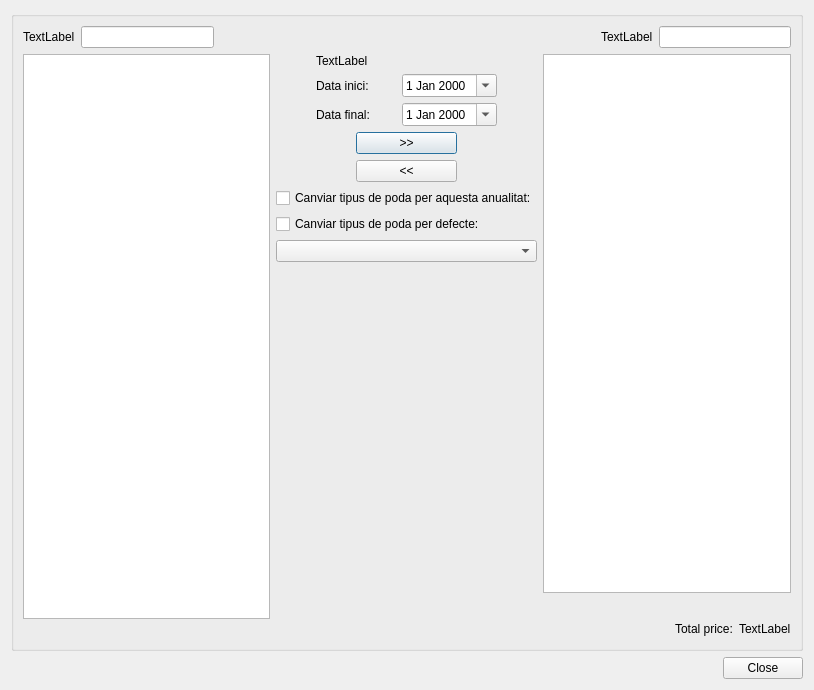
bgeo-gis/treemanage_qgis_pluggin, file ui/month_selector.ui: the form before one commit.
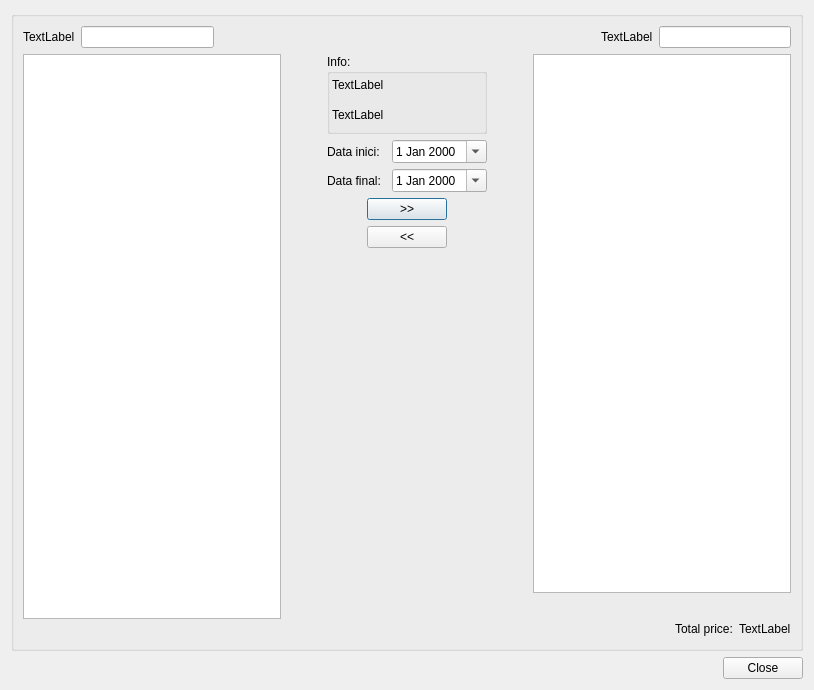
The form after the commit.

Commit message: updateI info labels

The edit to the form file:
```diff
--- a/ui/month_selector.ui
+++ b/ui/month_selector.ui
@@ -127,12 +127,62 @@
                  <number>40</number>
                 </property>
                 <item>
-                 <layout class="QHBoxLayout" name="horizontalLayout_14">
+                 <layout class="QHBoxLayout" name="horizontalLayout_14" stretch="0">
+                  <property name="spacing">
+                   <number>6</number>
+                  </property>
+                  <property name="sizeConstraint">
+                   <enum>QLayout::SetDefaultConstraint</enum>
+                  </property>
+                  <property name="topMargin">
+                   <number>0</number>
+                  </property>
+                  <property name="bottomMargin">
+                   <number>0</number>
+                  </property>
                   <item>
-                   <widget class="QLabel" name="lbl_plan_code">
-                    <property name="text">
-                     <string>TextLabel</string>
+                   <widget class="QGroupBox" name="groupBox_2">
+                    <property name="sizePolicy">
+                     <sizepolicy hsizetype="Preferred" vsizetype="Preferred">
+                      <horstretch>0</horstretch>
+                      <verstretch>0</verstretch>
+                     </sizepolicy>
                     </property>
+                    <property name="minimumSize">
+                     <size>
+                      <width>153</width>
+                      <height>80</height>
+                     </size>
+                    </property>
+                    <property name="title">
+                     <string>Info:</string>
+                    </property>
+                    <widget class="QLabel" name="lbl_plan_code">
+                     <property name="geometry">
+                      <rect>
+                       <x>5</x>
+                       <y>15</y>
+                       <width>111</width>
+                       <height>31</height>
+                      </rect>
+                     </property>
+                     <property name="text">
+                      <string>TextLabel</string>
+                     </property>
+                    </widget>
+                    <widget class="QLabel" name="lbl_year">
+                     <property name="geometry">
+                      <rect>
+                       <x>5</x>
+                       <y>45</y>
+                       <width>111</width>
+                       <height>31</height>
+                      </rect>
+                     </property>
+                     <property name="text">
+                      <string>TextLabel</string>
+                     </property>
+                    </widget>
                    </widget>
                   </item>
                  </layout>
@@ -211,42 +261,6 @@
               </item>
              </layout>
             </item>
-            <item>
-             <layout class="QVBoxLayout" name="verticalLayout_7">
-              <property name="sizeConstraint">
-               <enum>QLayout::SetDefaultConstraint</enum>
-              </property>
-              <item>
-               <layout class="QHBoxLayout" name="horizontalLayout_3">
-                <item>
-                 <widget class="QCheckBox" name="chk_current">
-                  <property name="text">
-                   <string>Canviar tipus de poda per aquesta anualitat:</string>
-                  </property>
-                 </widget>
-                </item>
-               </layout>
-              </item>
-              <item>
-               <layout class="QHBoxLayout" name="horizontalLayout_6">
-                <item>
-                 <widget class="QCheckBox" name="chk_permanent">
-                  <property name="text">
-                   <string>Canviar tipus de poda per defecte:</string>
-                  </property>
-                 </widget>
-                </item>
-               </layout>
-              </item>
-              <item>
-               <layout class="QHBoxLayout" name="horizontalLayout_9">
-                <item>
-                 <widget class="QComboBox" name="cmb_poda_type"/>
-                </item>
-               </layout>
-              </item>
-             </layout>
-            </item>
             <item>
              <spacer name="verticalSpacer">
               <property name="orientation">
```
The commit also changes 1 other file.
